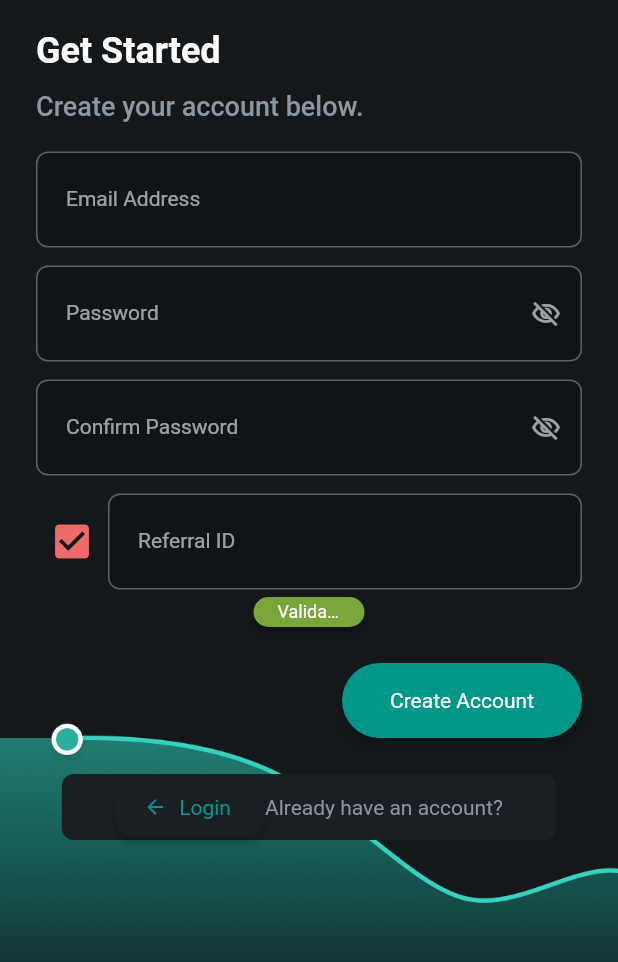
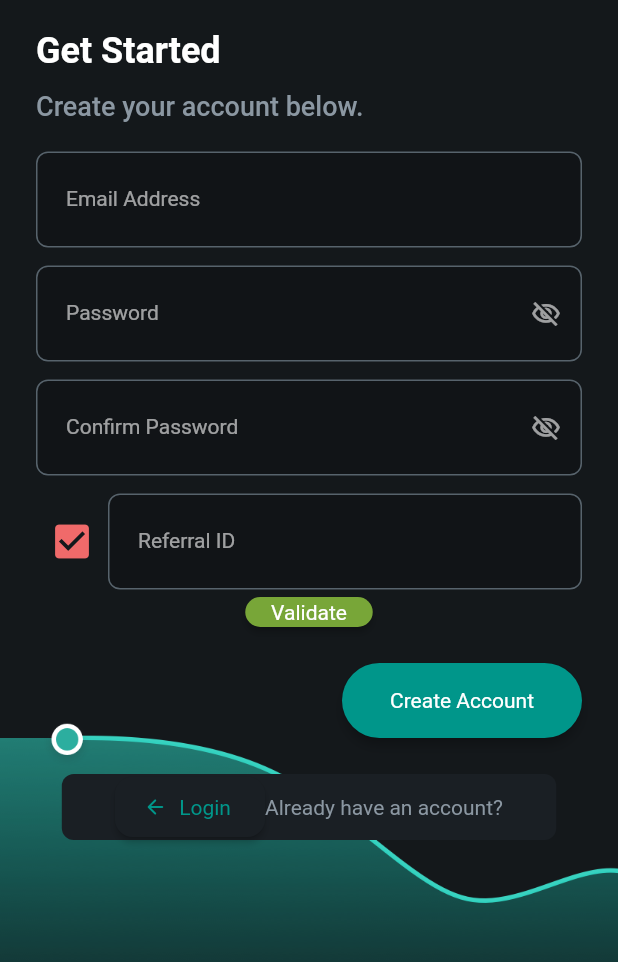
Before and after one commit to zysque/Samarthya, a Flutter app: the RegisterAccountWidget screen opened directly, on a phone screen of 412 x 824 dp, the part 216-1178 px from its top. Run offline on Flutter 3.47's test engine with Material 2 defaults, Android fonts, the phone set to English and light mode, and no system bars; drawn by our look-alikes of auto_size_text; our stand-ins replace built_collection, built_value, cached_network_image, chewie, cloud_firestore, easy_debounce and 20 more; missing offline and left inert: color, json_path, mapbox_search, mime_type; accounts and stored records are empty; generated files the repository leaves out were written again; Roboto replaces fonts that are missing (Lexend Deca).

Commit message:
Updating to latest FlutterFlow output.

```diff
--- a/lib/add_left_child/add_left_child_widget.dart
+++ b/lib/add_left_child/add_left_child_widget.dart
@@ -776,7 +776,7 @@ class _AddLeftChildWidgetState extends State<AddLeftChildWidget> {
                                                   },
                                                   text: 'Validate',
                                                   options: FFButtonOptions(
-                                                    width: 74,
+                                                    width: 85,
                                                     height: 20,
                                                     color: Color(0xFF78A638),
                                                     textStyle:
--- a/lib/addright_child/addright_child_widget.dart
+++ b/lib/addright_child/addright_child_widget.dart
@@ -778,7 +778,7 @@ class _AddrightChildWidgetState extends State<AddrightChildWidget> {
                                                   },
                                                   text: 'Validate',
                                                   options: FFButtonOptions(
-                                                    width: 74,
+                                                    width: 85,
                                                     height: 20,
                                                     color: Color(0xFF78A638),
                                                     textStyle:
--- a/lib/register_account/register_account_widget.dart
+++ b/lib/register_account/register_account_widget.dart
@@ -535,7 +535,7 @@ class _RegisterAccountWidgetState extends State<RegisterAccountWidget> {
                                                     },
                                                     text: 'Validate',
                                                     options: FFButtonOptions(
-                                                      width: 74,
+                                                      width: 85,
                                                       height: 20,
                                                       color: Color(0xFF78A638),
                                                       textStyle:
```
